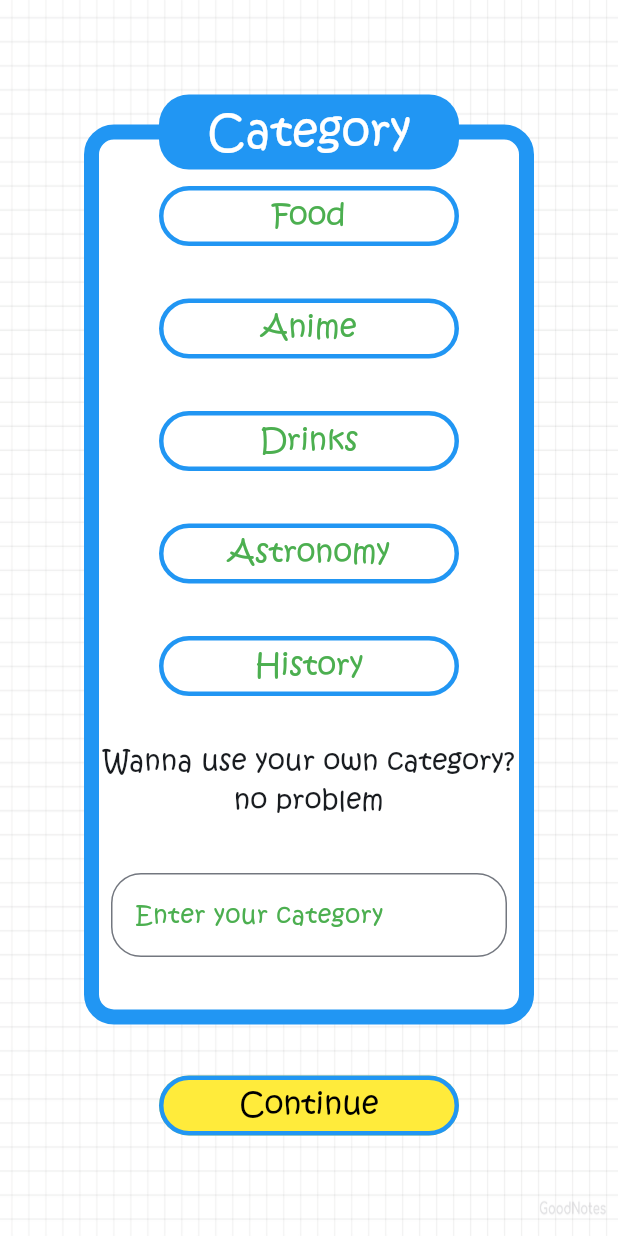
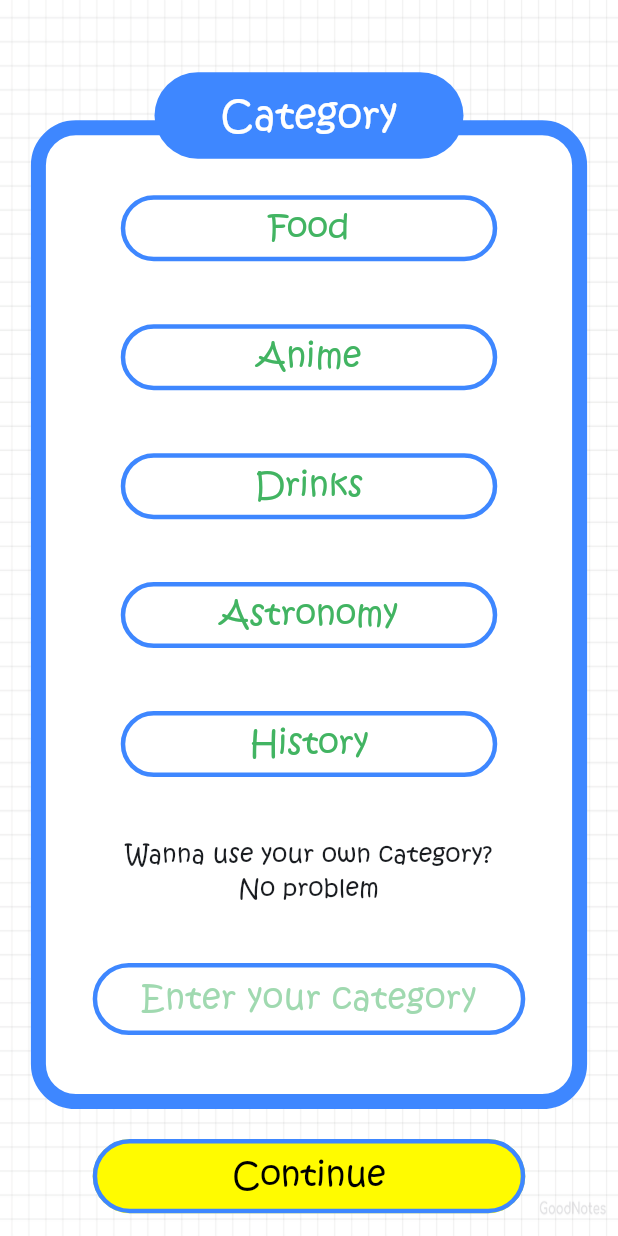
Before and after one commit to yoqub-davlatov/hangman_and_texttwist, a Flutter app: the CategoryPage screen opened directly, on a phone screen of 412 x 824 dp. Run offline on Flutter 3.47's test engine with Material 2 defaults, Android fonts, the phone set to English and light mode, and no system bars.

Commit message:
Updated category.dart and category_button.dart to match the design and used MediaQuery for dimensions

```diff
--- a/lib/category_page/category.dart
+++ b/lib/category_page/category.dart
@@ -16,6 +16,9 @@ class CategoryPage extends StatefulWidget {
 class _CategoryPageState extends State<CategoryPage> {
   @override
   Widget build(BuildContext context) {
+    double screenHeight = MediaQuery.of(context).size.height;
+    double screenWidth = MediaQuery.of(context).size.width;
+
     return Scaffold(
       body: Container(
         alignment: Alignment.center,
@@ -34,19 +37,19 @@ class _CategoryPageState extends State<CategoryPage> {
               Column(
                 children: [
                   const SizedBox(
-                    height: 20,
+                    height: 65,
                   ),
                   Container(
                     decoration: BoxDecoration(
                       color: Colors.white,
-                      borderRadius: BorderRadius.circular(20),
+                      borderRadius: BorderRadius.circular(30),
                       border: Border.all(
-                        color: Colors.blue,
+                        color: const Color(0xff3E87FF),
                         width: 10,
                       ),
                     ),
-                    height: 600,
-                    width: 300,
+                    height: screenHeight * 0.8,
+                    width: screenWidth * 0.9,
                     child: Column(
                       mainAxisAlignment: MainAxisAlignment.spaceEvenly,
                       children: [
@@ -56,33 +59,60 @@ class _CategoryPageState extends State<CategoryPage> {
                         categoryButton("Astronomy"),
                         categoryButton("History"),
                         const Text(
-                          "Wanna use your own category?\nno problem",
+                          "Wanna use your own category?\nNo problem",
                           textAlign: TextAlign.center,
                           style: TextStyle(
-                            fontSize: 18,
+                            fontSize: 16,
                             fontFamily: Constants.fontFamily,
                           ),
                         ),
-                        Padding(
-                          padding: const EdgeInsets.all(8.0),
+                        SizedBox(
+                          width: screenWidth * 0.7,
+                          height: screenHeight * 0.06,
                           child: TextFormField(
+                            textAlign: TextAlign.center,
+                            style: const TextStyle(
+                              fontSize: 22,
+                              fontFamily: Constants.fontFamily,
+                              color: Color(0xff42B462),
+                            ),
                             decoration: InputDecoration(
+                              contentPadding: const EdgeInsets.symmetric(vertical: 0.0),
                               border: OutlineInputBorder(
-                                borderRadius: BorderRadius.circular(20),
+                                borderRadius: BorderRadius.circular(30),
+                                borderSide: const BorderSide(
+                                  color: Color(0xff3E87FF),
+                                  width: 3.0,
+                                ),
+                              ),
+                              enabledBorder: OutlineInputBorder(
+                                borderRadius: BorderRadius.circular(30),
+                                borderSide: const BorderSide(
+                                  color: Color(0xff3E87FF),
+                                  width: 3.0,
+                                ),
+                              ),
+                              focusedBorder: OutlineInputBorder(
+                                borderRadius: BorderRadius.circular(30),
+                                borderSide: const BorderSide(
+                                  color: Color(0xff3E87FF),
+                                  width: 3.0,
+                                ),
                               ),
                               hintText: "Enter your category",
                               hintStyle: const TextStyle(
+                                fontSize: 22,
                                 fontFamily: Constants.fontFamily,
-                                color: Colors.green,
+                                color: Color.fromRGBO(66, 180, 98, 0.5),
                               ),
                             ),
                           ),
-                        )
+                        ),
                       ],
                     ),
                   ),
                   const SizedBox(
-                    height: 30,
+                    height: 20,
                   ),
                   OutlinedButton(
                     onPressed: () {
@@ -95,13 +125,13 @@ class _CategoryPageState extends State<CategoryPage> {
                       );
                     },
                     style: OutlinedButton.styleFrom(
-                      backgroundColor: Colors.yellow,
-                      fixedSize: const Size(200, 40),
+                      backgroundColor: const Color(0xffFFFB00),
+                      fixedSize: Size(screenWidth * 0.7, screenHeight * 0.06),
                       shape: RoundedRectangleBorder(
-                        borderRadius: BorderRadius.circular(20),
+                        borderRadius: BorderRadius.circular(30),
                       ),
                       side: const BorderSide(
-                        color: Colors.blue,
+                        color: Color(0xff3E87FF),
                         width: 3,
                       ),
                     ),
@@ -109,29 +139,32 @@ class _CategoryPageState extends State<CategoryPage> {
                       "Continue",
                       style: TextStyle(
                         fontFamily: Constants.fontFamily,
-                        fontSize: 20,
+                        fontSize: 22,
                         color: Colors.black,
                       ),
                     ),
                   ),
                 ],
               ),
-              Container(
+              Positioned(
+                top: screenHeight * 0.04,
+                child: Container(
                   decoration: const BoxDecoration(
                     borderRadius: BorderRadius.all(
-                    Radius.circular(20),
+                      Radius.circular(30),
                     ),
-                  color: Colors.blue,
+                    color: Color(0xff3E87FF),
                   ),
                   alignment: Alignment.center,
-                width: 200,
-                height: 50,
+                  width: screenWidth * 0.5,
+                  height: screenHeight * 0.07,
                   child: const Text(
                     "Category",
                     style: TextStyle(
                       fontFamily: Constants.fontFamily,
                       color: Colors.white,
-                    fontSize: 30,
+                      fontSize: 26,
+                    ),
                   ),
                 ),
               ),
--- a/lib/category_page/category_button.dart
+++ b/lib/category_page/category_button.dart
@@ -5,12 +5,12 @@ OutlinedButton categoryButton(String name) {
   return OutlinedButton(
     onPressed: () {},
     style: OutlinedButton.styleFrom(
-      fixedSize: const Size(200, 40),
+      fixedSize: const Size(251, 44),
       shape: RoundedRectangleBorder(
-        borderRadius: BorderRadius.circular(20),
+        borderRadius: BorderRadius.circular(30),
       ),
       side: const BorderSide(
-        color: Colors.blue,
+        color: Color(0xff3E87FF),
         width: 3,
       ),
     ),
@@ -18,8 +18,8 @@ OutlinedButton categoryButton(String name) {
       name,
       style: const TextStyle(
         fontFamily: Constants.fontFamily,
-        fontSize: 20,
-        color: Colors.green,
+        fontSize: 22,
+        color: Color(0xff42B462),
       ),
     ),
   );
```
Lines whose indentation alone changed are shown as unchanged.
